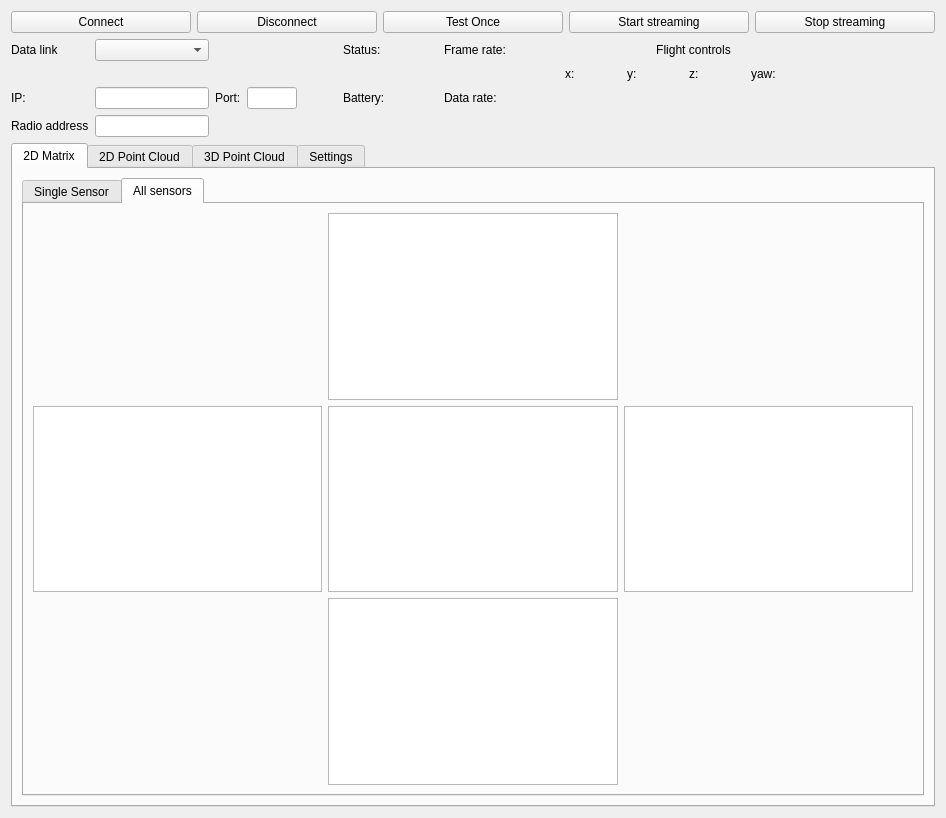
First picture: the form in tools/gui/ui/slamdeck_tab.ui, repository victorhook/slamdeck, before the edit.
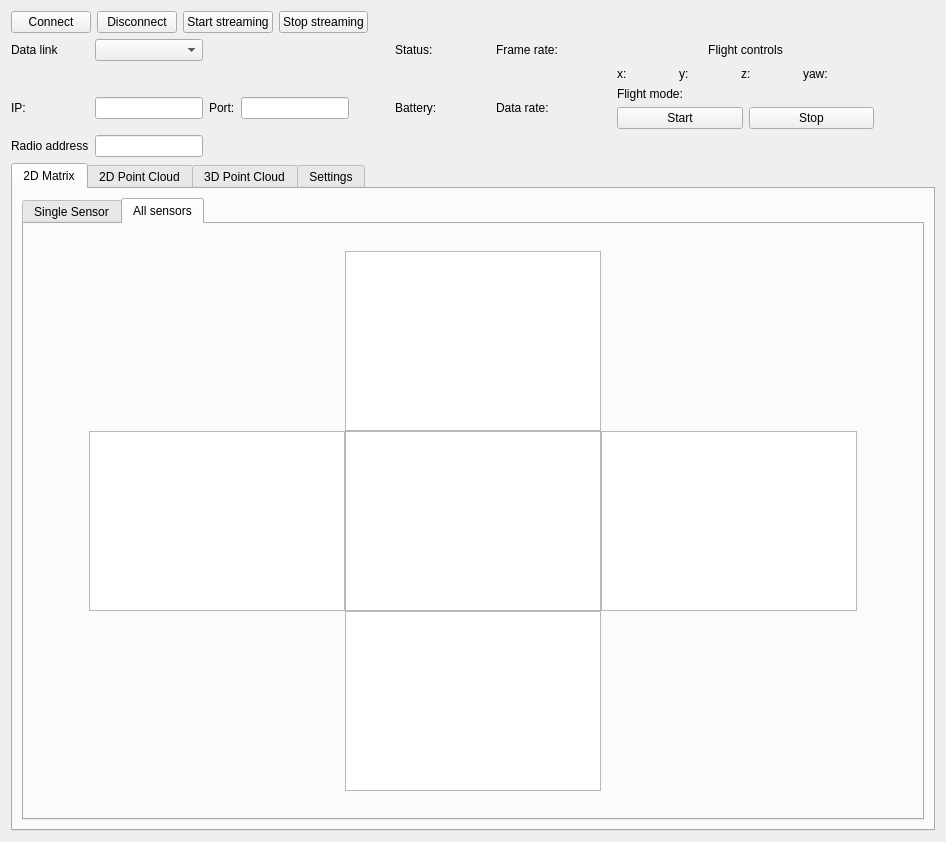
Second picture: the form after the edit. The open tabs and pages were chosen to show the change.

Commit message: Slamdeck data via CPX over CRTP with good fps!

The edit to the form file:
```diff
--- a/tools/gui/ui/slamdeck_tab.ui
+++ b/tools/gui/ui/slamdeck_tab.ui
@@ -7,7 +7,7 @@
     <x>0</x>
     <y>0</y>
     <width>946</width>
-    <height>818</height>
+    <height>842</height>
    </rect>
   </property>
   <property name="windowTitle">
@@ -32,13 +32,6 @@
          </property>
         </widget>
        </item>
-       <item>
-        <widget class="QPushButton" name="btnTest">
-         <property name="text">
-          <string>Test Once</string>
-         </property>
-        </widget>
-       </item>
        <item>
         <widget class="QPushButton" name="btnStartStreaming">
          <property name="text">
@@ -53,6 +46,19 @@
          </property>
         </widget>
        </item>
+       <item>
+        <spacer name="horizontalSpacer_8">
+         <property name="orientation">
+          <enum>Qt::Horizontal</enum>
+         </property>
+         <property name="sizeHint" stdset="0">
+          <size>
+           <width>40</width>
+           <height>20</height>
+          </size>
+         </property>
+        </spacer>
+       </item>
       </layout>
      </item>
      <item>
@@ -77,7 +83,7 @@
         <widget class="QLineEdit" name="editPort">
          <property name="maximumSize">
           <size>
-           <width>50</width>
+           <width>300</width>
            <height>16777215</height>
           </size>
          </property>
@@ -116,7 +122,7 @@
         <widget class="QLineEdit" name="editRadioAddress">
          <property name="maximumSize">
           <size>
-           <width>200</width>
+           <width>300</width>
            <height>16777215</height>
           </size>
          </property>
@@ -183,7 +189,7 @@
         <widget class="QLineEdit" name="editIp">
          <property name="maximumSize">
           <size>
-           <width>200</width>
+           <width>300</width>
            <height>16777215</height>
           </size>
          </property>
@@ -380,6 +386,38 @@
          </item>
         </layout>
        </item>
+       <item row="2" column="14">
+        <layout class="QGridLayout" name="gridLayout_4">
+         <item row="0" column="0">
+          <widget class="QLabel" name="label_21">
+           <property name="text">
+            <string>Flight mode:</string>
+           </property>
+          </widget>
+         </item>
+         <item row="0" column="1">
+          <widget class="QLabel" name="fcMode">
+           <property name="text">
+            <string/>
+           </property>
+          </widget>
+         </item>
+         <item row="1" column="0">
+          <widget class="QPushButton" name="fcStart">
+           <property name="text">
+            <string>Start</string>
+           </property>
+          </widget>
+         </item>
+         <item row="1" column="1">
+          <widget class="QPushButton" name="fcStop">
+           <property name="text">
+            <string>Stop</string>
+           </property>
+          </widget>
+         </item>
+        </layout>
+       </item>
       </layout>
      </item>
      <item>
@@ -458,20 +496,170 @@
             <layout class="QVBoxLayout" name="verticalLayout_8">
              <item>
               <layout class="QGridLayout" name="gridLayout_5">
-               <item row="1" column="1">
-                <widget class="QGraphicsView" name="sensorMain"/>
+               <property name="spacing">
+                <number>0</number>
+               </property>
+               <item row="2" column="3">
+                <widget class="QGraphicsView" name="sensorRight">
+                 <property name="sizePolicy">
+                  <sizepolicy hsizetype="Fixed" vsizetype="Fixed">
+                   <horstretch>0</horstretch>
+                   <verstretch>0</verstretch>
+                  </sizepolicy>
+                 </property>
+                 <property name="minimumSize">
+                  <size>
+                   <width>180</width>
+                   <height>180</height>
+                  </size>
+                 </property>
+                 <property name="verticalScrollBarPolicy">
+                  <enum>Qt::ScrollBarAlwaysOff</enum>
+                 </property>
+                 <property name="horizontalScrollBarPolicy">
+                  <enum>Qt::ScrollBarAlwaysOff</enum>
+                 </property>
+                </widget>
                </item>
-               <item row="0" column="1">
-                <widget class="QGraphicsView" name="sensorFront"/>
+               <item row="2" column="0">
+                <spacer name="horizontalSpacer_6">
+                 <property name="orientation">
+                  <enum>Qt::Horizontal</enum>
+                 </property>
+                 <property name="sizeHint" stdset="0">
+                  <size>
+                   <width>40</width>
+                   <height>20</height>
+                  </size>
+                 </property>
+                </spacer>
                </item>
-               <item row="1" column="2">
-                <widget class="QGraphicsView" name="sensorRight"/>
+               <item row="2" column="4">
+                <spacer name="horizontalSpacer_7">
+                 <property name="orientation">
+                  <enum>Qt::Horizontal</enum>
+                 </property>
+                 <property name="sizeHint" stdset="0">
+                  <size>
+                   <width>40</width>
+                   <height>20</height>
+                  </size>
+                 </property>
+                </spacer>
                </item>
                <item row="2" column="1">
-                <widget class="QGraphicsView" name="sensorBack"/>
+                <widget class="QGraphicsView" name="sensorLeft">
+                 <property name="sizePolicy">
+                  <sizepolicy hsizetype="Fixed" vsizetype="Fixed">
+                   <horstretch>0</horstretch>
+                   <verstretch>0</verstretch>
+                  </sizepolicy>
+                 </property>
+                 <property name="minimumSize">
+                  <size>
+                   <width>180</width>
+                   <height>180</height>
+                  </size>
+                 </property>
+                 <property name="verticalScrollBarPolicy">
+                  <enum>Qt::ScrollBarAlwaysOff</enum>
+                 </property>
+                 <property name="horizontalScrollBarPolicy">
+                  <enum>Qt::ScrollBarAlwaysOff</enum>
+                 </property>
+                </widget>
                </item>
-               <item row="1" column="0">
-                <widget class="QGraphicsView" name="sensorLeft"/>
+               <item row="2" column="2">
+                <widget class="QGraphicsView" name="sensorMain">
+                 <property name="sizePolicy">
+                  <sizepolicy hsizetype="Fixed" vsizetype="Fixed">
+                   <horstretch>0</horstretch>
+                   <verstretch>0</verstretch>
+                  </sizepolicy>
+                 </property>
+                 <property name="minimumSize">
+                  <size>
+                   <width>180</width>
+                   <height>180</height>
+                  </size>
+                 </property>
+                 <property name="verticalScrollBarPolicy">
+                  <enum>Qt::ScrollBarAlwaysOff</enum>
+                 </property>
+                 <property name="horizontalScrollBarPolicy">
+                  <enum>Qt::ScrollBarAlwaysOff</enum>
+                 </property>
+                </widget>
+               </item>
+               <item row="1" column="2">
+                <widget class="QGraphicsView" name="sensorFront">
+                 <property name="sizePolicy">
+                  <sizepolicy hsizetype="Fixed" vsizetype="Fixed">
+                   <horstretch>0</horstretch>
+                   <verstretch>0</verstretch>
+                  </sizepolicy>
+                 </property>
+                 <property name="minimumSize">
+                  <size>
+                   <width>180</width>
+                   <height>180</height>
+                  </size>
+                 </property>
+                 <property name="verticalScrollBarPolicy">
+                  <enum>Qt::ScrollBarAlwaysOff</enum>
+                 </property>
+                 <property name="horizontalScrollBarPolicy">
+                  <enum>Qt::ScrollBarAlwaysOff</enum>
+                 </property>
+                </widget>
+               </item>
+               <item row="4" column="2">
+                <spacer name="verticalSpacer_4">
+                 <property name="orientation">
+                  <enum>Qt::Vertical</enum>
+                 </property>
+                 <property name="sizeHint" stdset="0">
+                  <size>
+                   <width>20</width>
+                   <height>40</height>
+                  </size>
+                 </property>
+                </spacer>
+               </item>
+               <item row="3" column="2">
+                <widget class="QGraphicsView" name="sensorBack">
+                 <property name="sizePolicy">
+                  <sizepolicy hsizetype="Fixed" vsizetype="Fixed">
+                   <horstretch>0</horstretch>
+                   <verstretch>0</verstretch>
+                  </sizepolicy>
+                 </property>
+                 <property name="minimumSize">
+                  <size>
+                   <width>180</width>
+                   <height>180</height>
+                  </size>
+                 </property>
+                 <property name="verticalScrollBarPolicy">
+                  <enum>Qt::ScrollBarAlwaysOff</enum>
+                 </property>
+                 <property name="horizontalScrollBarPolicy">
+                  <enum>Qt::ScrollBarAlwaysOff</enum>
+                 </property>
+                </widget>
+               </item>
+               <item row="0" column="2">
+                <spacer name="verticalSpacer_5">
+                 <property name="orientation">
+                  <enum>Qt::Vertical</enum>
+                 </property>
+                 <property name="sizeHint" stdset="0">
+                  <size>
+                   <width>20</width>
+                   <height>40</height>
+                  </size>
+                 </property>
+                </spacer>
                </item>
               </layout>
              </item>
```
Left out of the diff: 102 changed lines with no effect on the pictures. The commit also changes 16 other files.
